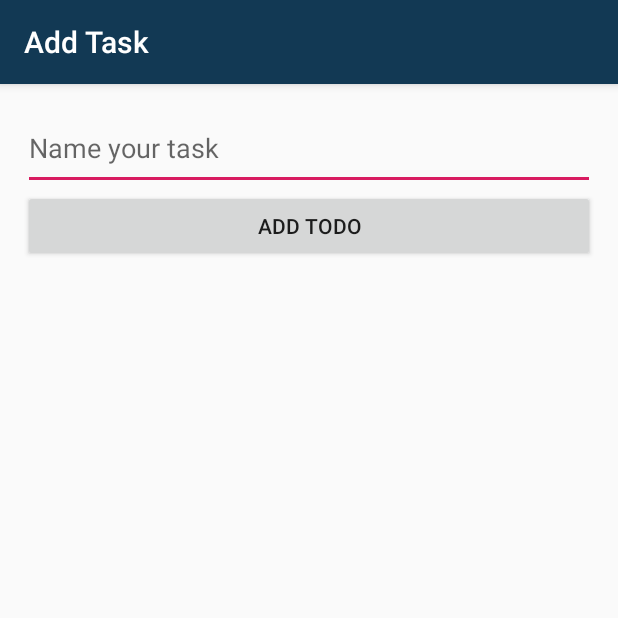
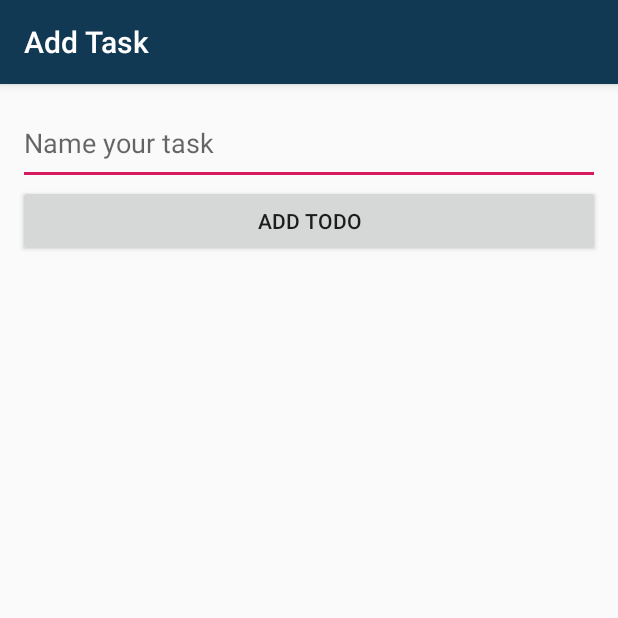
Before and after one commit to iam-gopi/Kotlin-todo, an Android app: the screen it shows after launch (AddToDoActivity), in the options menu, after a tap on "Add Task", on a phone screen of 412 x 824 dp, the top half of it. Run offline under Robolectric (Android 15) with nearby library versions, the phone set to English and light mode, and no system bars.

Commit message:
started implementing ui desgn

```diff
--- a/app/src/main/java/com/example/myapplication/DAL/DataBaseHandler.kt
+++ b/app/src/main/java/com/example/myapplication/DAL/DataBaseHandler.kt
@@ -39,7 +39,7 @@ class DataBaseHandler(context: Context) :
     fun getAllToDo(): ArrayList<ToDoModel> {
         val db = this.writableDatabase
         var query =
-            "SELECT ${Constants.COL_TODO}, ${Constants.COL_ISDONE} FROM ${Constants.TABLE_NAME} " +
+            "SELECT ${Constants.COL_TODO}, ${Constants.ID} FROM ${Constants.TABLE_NAME} " +
                     "WHERE ${Constants.COL_ISDONE} = 0"
         val cursor = db.rawQuery(query, null)
         var todoData = ArrayList<ToDoModel>()
--- a/app/src/main/res/values/colors.xml
+++ b/app/src/main/res/values/colors.xml
@@ -3,4 +3,7 @@
     <color name="colorPrimary">#123954</color>
     <color name="colorPrimaryDark">#186193</color>
     <color name="colorAccent">#D81B60</color>
+
+    <color name="card_gradient_start">#136692</color>
+    <color name="card_gradient_end">#12D8EB</color>
 </resources>
--- a/app/src/main/res/values/dimens.xml
+++ b/app/src/main/res/values/dimens.xml
@@ -1,5 +1,6 @@
 <resources>
     <dimen name="fab_margin">16dp</dimen>
-    <dimen name="add_todo_layout_margin">15dp</dimen>
+    <dimen name="add_todo_layout_margin">12dp</dimen>
     <dimen name="body_text_size">16sp</dimen>
+    <dimen name="elevation">6dp</dimen>
 </resources>
```
Also changed, not shown: app/src/main/res/drawable/gradientbg.xml (added, +7 -0 lines), app/src/main/res/layout/content_main.xml (+0 -23 lines), app/src/main/res/layout/tood_card_view.xml (+7 -4 lines).
